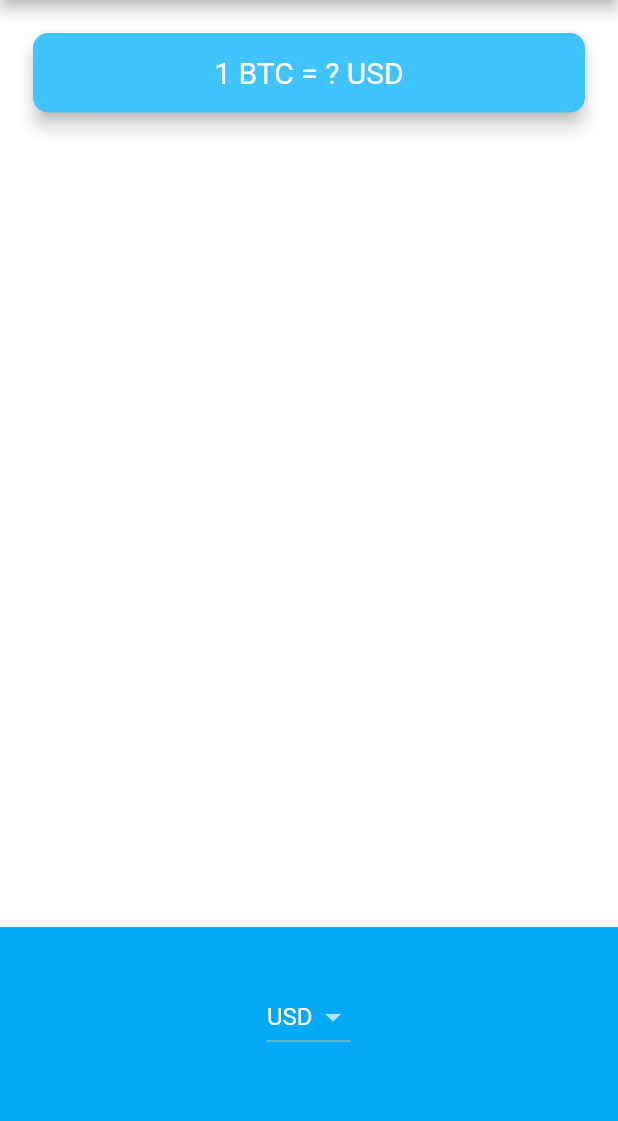
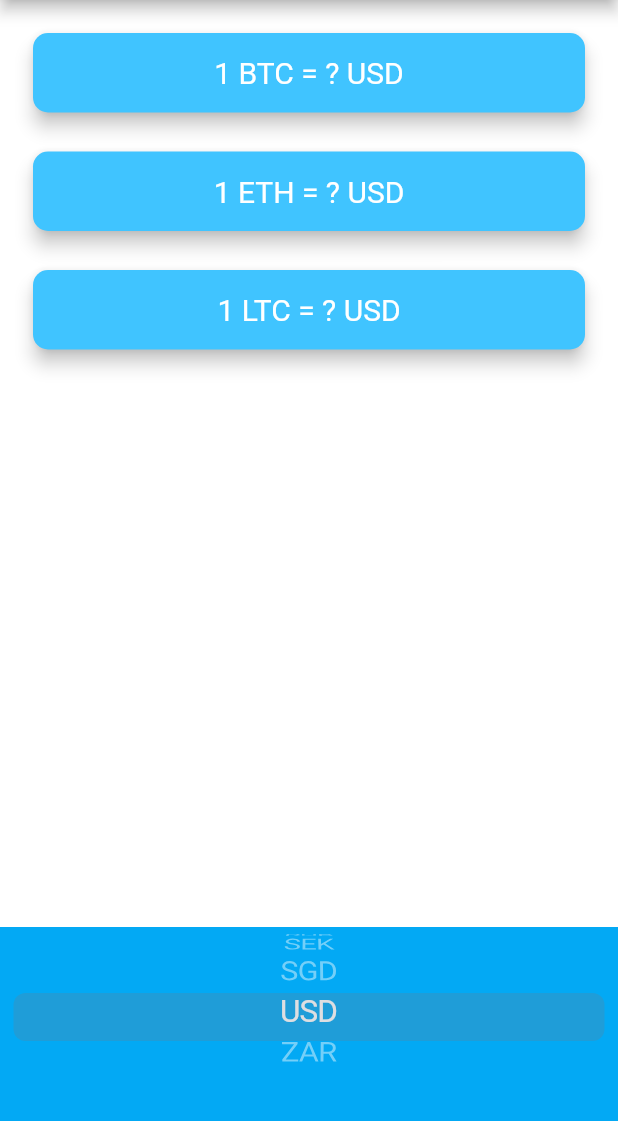
Before and after one commit to uytpv/FlutterApps, a Flutter app: the screen it shows after launch, on a phone screen of 412 x 824 dp, the part 84-1205 px from its top. Run offline on Flutter 3.47's test engine with Material 2 defaults, Android fonts, the phone set to English and light mode, and no system bars; our stand-ins replace flutter_spinkit, font_awesome_flutter, geolocator, rflutter_alert; network calls fail.

Commit message:
Coin Ticker

```diff
--- a/bitcoin_ticker/lib/main.dart
+++ b/bitcoin_ticker/lib/main.dart
@@ -1,5 +1,5 @@
+import 'package:bitcoin_ticker/price_screen.dart';
 import 'package:flutter/material.dart';
-import 'price_screen.dart';
 
 void main() => runApp(MyApp());
 
--- a/bitcoin_ticker/lib/price_screen.dart
+++ b/bitcoin_ticker/lib/price_screen.dart
@@ -1,12 +1,41 @@
 import 'package:flutter/material.dart';
+import 'package:flutter/cupertino.dart';
+import 'coin_data.dart';
 
 class PriceScreen extends StatefulWidget {
+  final initExchangeRate;
+
+  PriceScreen({this.initExchangeRate});
+
   @override
   _PriceScreenState createState() => _PriceScreenState();
 }
 
 class _PriceScreenState extends State<PriceScreen> {
   String selectedCurrency = 'USD';
+  String selectedCrypto = 'BTC';
+  Map<String, String> coinValues = {};
+
+  @override
+  initState() {
+    super.initState();
+    getData();
+  }
+
+  void getData() async {
+    var exchangeRateData = await CoinData().getCoinData(selectedCurrency);
+    setState(() {
+      coinValues = exchangeRateData;
+    });
+  }
+
+  List<Text> getPicker() {
+    List<Text> pickerItems = [];
+    for (String currency in currenciesList) {
+      pickerItems.add(Text(currency));
+    }
+    return pickerItems;
+  }
 
   @override
   Widget build(BuildContext context) {
@@ -18,7 +47,64 @@ class _PriceScreenState extends State<PriceScreen> {
         mainAxisAlignment: MainAxisAlignment.spaceBetween,
         crossAxisAlignment: CrossAxisAlignment.stretch,
         children: <Widget>[
-          Padding(
+          makeCard(),
+          Container(
+            height: 150.0,
+            alignment: Alignment.center,
+            padding: EdgeInsets.only(bottom: 30.0),
+            color: Colors.lightBlue,
+            child: CupertinoPicker(
+              backgroundColor: Colors.lightBlue,
+              itemExtent: 32.0,
+              onSelectedItemChanged: (selectedIndex) {
+                setState(() {
+                  selectedCurrency = currenciesList[selectedIndex];
+                  getData();
+                });
+              },
+              scrollController: FixedExtentScrollController(
+                initialItem: 19,
+              ),
+              children: getPicker(),
+            ),
+          ),
+        ],
+      ),
+    );
+  }
+
+  Column makeCard() {
+    List<CryptoCard> cardList = [];
+    for (String crypto in cryptoList) {
+      cardList.add(
+        CryptoCard(
+          cryptoCurrency: crypto,
+          value: coinValues[crypto] != null ? coinValues[crypto]! : '?',
+          selectedCurrency: selectedCurrency,
+        ),
+      );
+    }
+    return Column(
+      crossAxisAlignment: CrossAxisAlignment.stretch,
+      children: cardList,
+    );
+  }
+}
+
+class CryptoCard extends StatelessWidget {
+  CryptoCard({
+    required this.value,
+    required this.cryptoCurrency,
+    required this.selectedCurrency,
+  });
+
+  final String value;
+  final String cryptoCurrency;
+  final String selectedCurrency;
+
+  @override
+  Widget build(BuildContext context) {
+    return Padding(
       padding: EdgeInsets.fromLTRB(18.0, 18.0, 18.0, 0),
       child: Card(
         color: Colors.lightBlueAccent,
@@ -29,7 +115,7 @@ class _PriceScreenState extends State<PriceScreen> {
         child: Padding(
           padding: EdgeInsets.symmetric(vertical: 15.0, horizontal: 28.0),
           child: Text(
-                  '1 BTC = ? USD',
+            '1 $cryptoCurrency = $value $selectedCurrency',
             textAlign: TextAlign.center,
             style: TextStyle(
               fontSize: 20.0,
@@ -38,37 +124,15 @@ class _PriceScreenState extends State<PriceScreen> {
           ),
         ),
       ),
-          ),
-          Container(
-            height: 150.0,
-            alignment: Alignment.center,
-            padding: EdgeInsets.only(bottom: 30.0),
-            color: Colors.lightBlue,
-            child: DropdownButton<String>(
-              value: selectedCurrency,
-              items: [
-                DropdownMenuItem(
-                  child: Text('USD'),
-                  value: 'USD',
-                ),
-                DropdownMenuItem(
-                  child: Text('EUR'),
-                  value: 'EUR',
-                ),
-                DropdownMenuItem(
-                  child: Text('VND'),
-                  value: 'VND',
-                ),
-              ],
-              onChanged: (value) {
-                setState(() {
-                  selectedCurrency = value!;
-                });
-              },
-            ),
-          ),
-        ],
-      ),
     );
   }
 }
+// DropdownButton<String>(
+// value: selectedCurrency,
+// items: getDropdownItems(),
+// onChanged: (value) {
+// setState(() {
+// selectedCurrency = value!;
+// });
+// },
+// ),
```
Also changed, not shown: bitcoin_ticker/lib/coin_data.dart (+25 -1 lines), bitcoin_ticker/pubspec.yaml (+3 -60 lines). Lines whose indentation alone changed are shown as unchanged.
